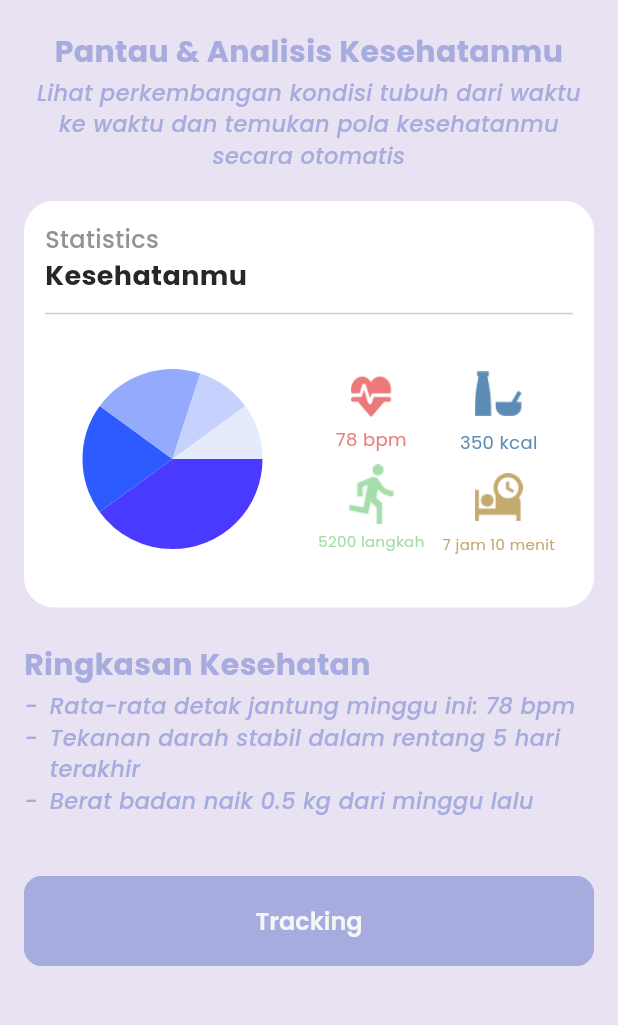
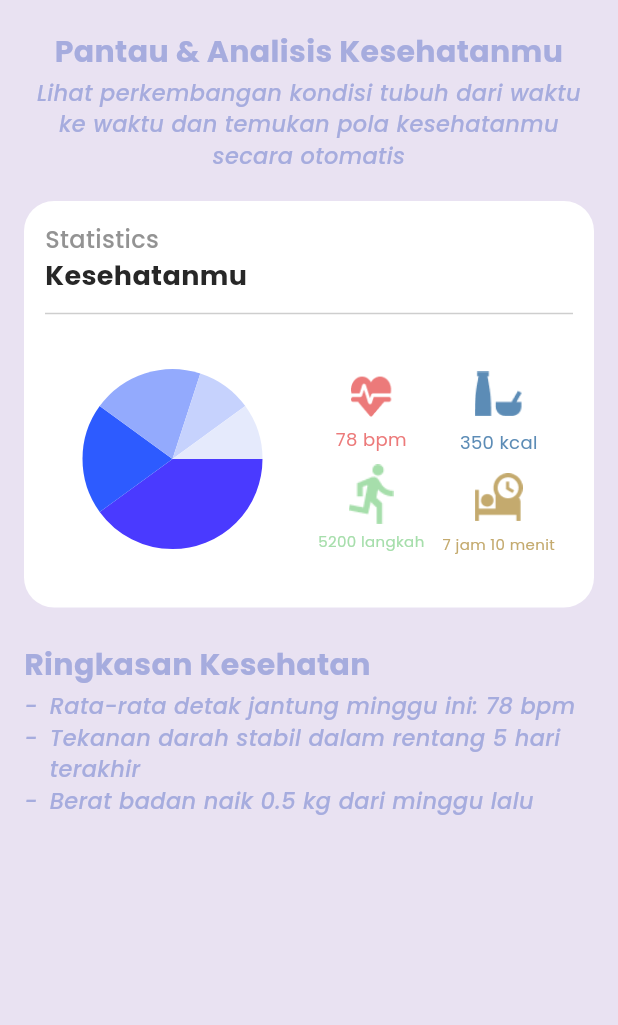
Before and after one commit to kharismafajar23/hidup-fit, a Flutter app: the StatistikView screen opened by its route, on a phone screen of 412 x 824 dp, the part 96-1121 px from its top. Run offline on Flutter 3.47's test engine with Material 3 defaults, Android fonts, the phone set to English and light mode, and no system bars; drawn by our look-alikes of fl_chart; our stand-ins replace get, get_storage, logger, sqflite; accounts and stored records are empty.

Commit message:
Hapus button ke halaman lacak perkembangan kesehatan

```diff
--- a/lib/pages/statistik/views/statistik_view.dart
+++ b/lib/pages/statistik/views/statistik_view.dart
@@ -243,15 +243,6 @@ class StatistikView extends GetView<StatistikController> {
               )
             ],
           ).marginOnly(bottom: 40),
-          SizedBox(
-            width: MyDeviceUtils.getScreenWidth(context),
-            child: ElevatedButton(
-              onPressed: () {
-                Get.toNamed(AppRoutes.target);
-              },
-              child: Text('Tracking'),
-            ),
-          ).marginOnly(bottom: 20),
         ],
       ),
     );
```
